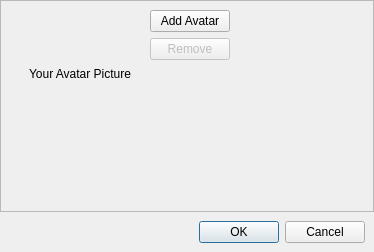
Before: the Qt Designer form retroshare-gui/src/gui/common/AvatarDialog.ui in RetroShare/RetroShare, drawn with Qt 5.
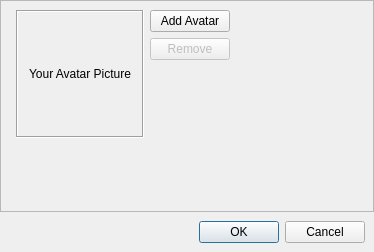
After: the same form once the commit is applied. Custom widgets are drawn as their Qt base class.

Commit message: Used AvatarDialog to choose an avatar for an identity.

```diff
--- a/retroshare-gui/src/gui/common/AvatarDialog.ui
+++ b/retroshare-gui/src/gui/common/AvatarDialog.ui
@@ -55,6 +55,12 @@
             <height>128</height>
            </size>
           </property>
+          <property name="frameShape">
+           <enum>QFrame::Box</enum>
+          </property>
+          <property name="frameShadow">
+           <enum>QFrame::Sunken</enum>
+          </property>
           <property name="text">
            <string>Your Avatar Picture</string>
           </property>
```
The commit also changes 7 other files.
